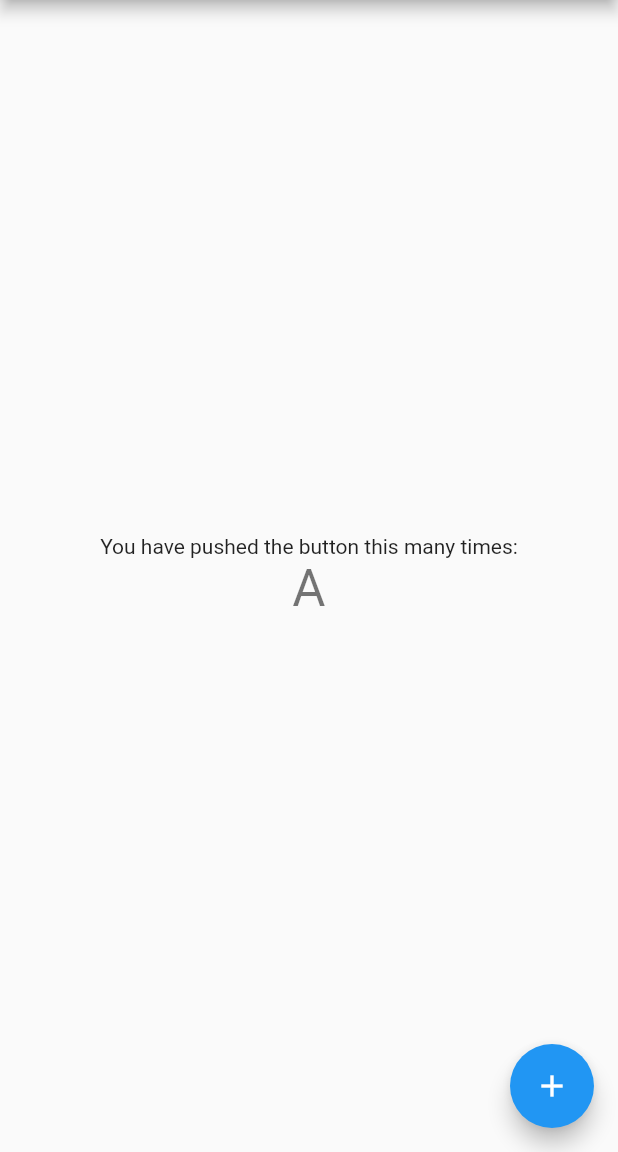
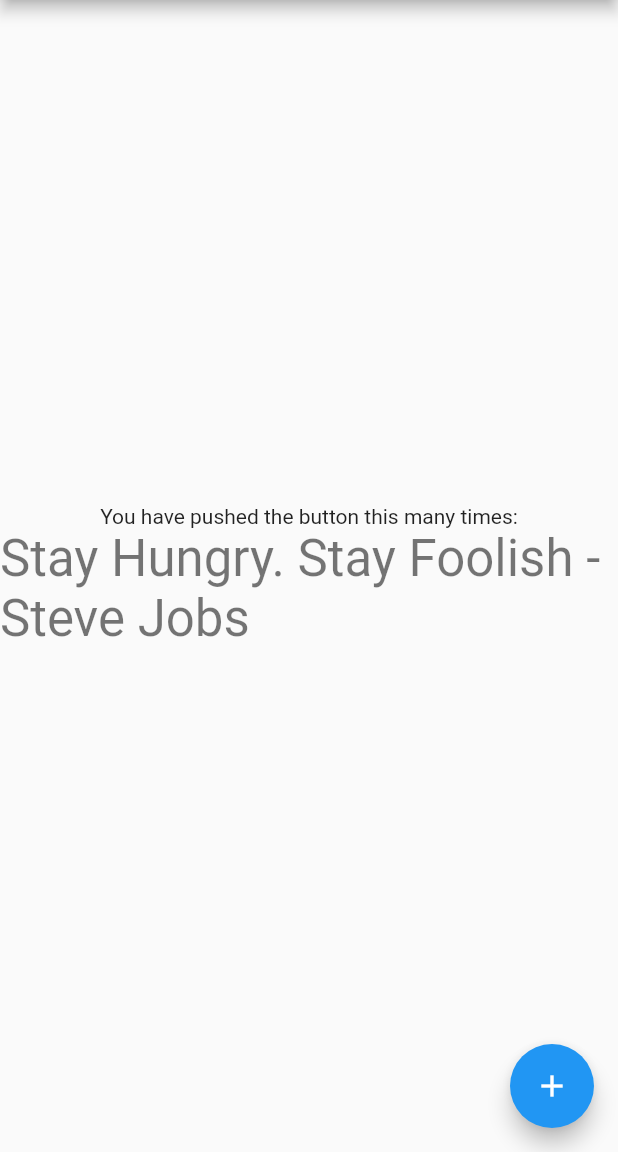
Before and after one commit to AkshayRameshAppDEV/Flutter-Quotes, a Flutter app: the screen it shows after launch, on a phone screen of 412 x 824 dp, the part 84-1236 px from its top. Run offline on Flutter 3.47's test engine with Material 2 defaults, Android fonts, the phone set to English and light mode, and no system bars.

Commit message:
Added sample quotes

```diff
--- a/quotes/lib/ui/quotes.dart
+++ b/quotes/lib/ui/quotes.dart
@@ -14,14 +14,19 @@ class MyApp extends StatelessWidget {
 class MyHomePage extends StatefulWidget {
   const MyHomePage({Key? key}) : super(key: key);
 
-
   @override
   State<MyHomePage> createState() => _MyHomePageState();
 }
 
 class _MyHomePageState extends State<MyHomePage> {
   int _counter = 0;
-  var quotesArr = ["A", "B", "C", "D", "E", "F"];
+  var quotes = [
+    "Stay Hungry. Stay Foolish - Steve Jobs",
+    "Good Artists Copy, Great Artists Steal. - Pablo Picasso",
+    "Argue with idiots, and you become an idiot. - Paul Graham",
+    "Be yourself; everyone else is already taken. - Oscar Wilde",
+    "Simplicity is the ultimate sophistication. - Leonardo Da Vinci"
+  ];
   void _incrementCounter() {
     setState(() {
       _counter++;
@@ -29,12 +34,12 @@ class _MyHomePageState extends State<MyHomePage> {
   }
 
   String getQuote() {
-    if(_counter < quotesArr.length) {
-      return quotesArr[_counter];
+    if (_counter < quotes.length) {
+      return quotes[_counter];
     } else {
       _counter = 0;
     }
-    return quotesArr[_counter];
+    return quotes[_counter];
   }
 
   @override
```
